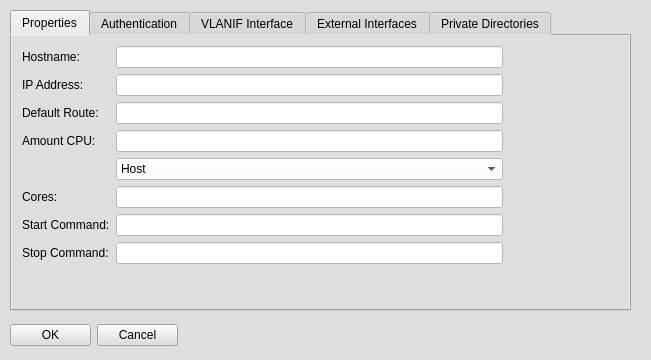
Qt form netflux5g-editor/src/gui/ui/STA_properties.ui (adaptivenetworklab/NetFlux5G) before a commit.
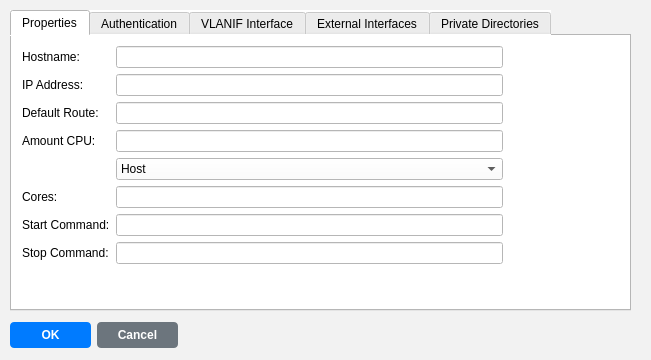
The same form after that commit. The open tabs and pages were chosen to show the change.

Diff of the .ui file:
```diff
--- a/netflux5g-editor/src/gui/ui/STA_properties.ui
+++ b/netflux5g-editor/src/gui/ui/STA_properties.ui
@@ -14,7 +14,7 @@
    <string>MainWindow</string>
   </property>
   <property name="styleSheet">
-   <string notr="true">background-color: rgb(222, 222, 222);</string>
+   <string notr="true">background-color: rgb(242, 242, 242);</string>
   </property>
   <widget class="QWidget" name="centralwidget">
    <widget class="QTabWidget" name="tabWidget">
@@ -26,6 +26,9 @@
       <height>301</height>
      </rect>
     </property>
+    <property name="styleSheet">
+     <string notr="true">background-color: rgb(255, 255, 255);</string>
+    </property>
     <property name="currentIndex">
      <number>4</number>
     </property>
@@ -480,6 +483,24 @@
     <layout class="QGridLayout" name="gridLayout">
      <item row="0" column="0">
       <widget class="QPushButton" name="STA_OKButton">
+       <property name="styleSheet">
+        <string notr="true">
+         QPushButton {
+          background-color: rgb(0, 123, 255);
+          color: white;
+          border: none;
+          padding: 6px 12px;
+          border-radius: 4px;
+          font-weight: bold;
+         }
+         QPushButton:hover {
+          background-color: rgb(0, 105, 217);
+         }
+         QPushButton:pressed {
+          background-color: rgb(0, 86, 179);
+         }
+        </string>
+       </property>
        <property name="text">
         <string>OK</string>
        </property>
@@ -487,6 +508,24 @@
      </item>
      <item row="0" column="1">
       <widget class="QPushButton" name="STA_CancelButton">
+       <property name="styleSheet">
+        <string notr="true">
+         QPushButton {
+          background-color: rgb(108, 117, 125);
+          color: white;
+          border: none;
+          padding: 6px 12px;
+          border-radius: 4px;
+          font-weight: bold;
+         }
+         QPushButton:hover {
+          background-color: rgb(90, 98, 104);
+         }
+         QPushButton:pressed {
+          background-color: rgb(73, 80, 87);
+         }
+        </string>
+       </property>
        <property name="text">
         <string>Cancel</string>
        </property>
```
Left out of the diff: 2 changed lines with no effect on the pictures.
